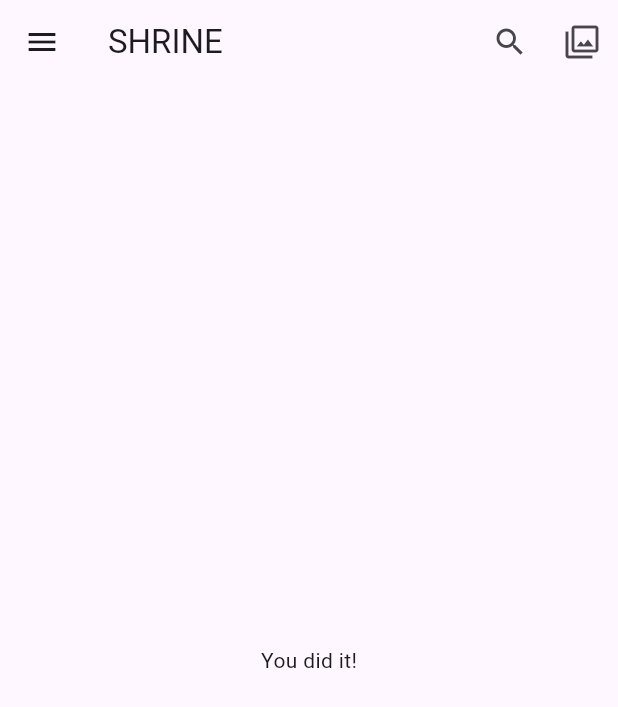
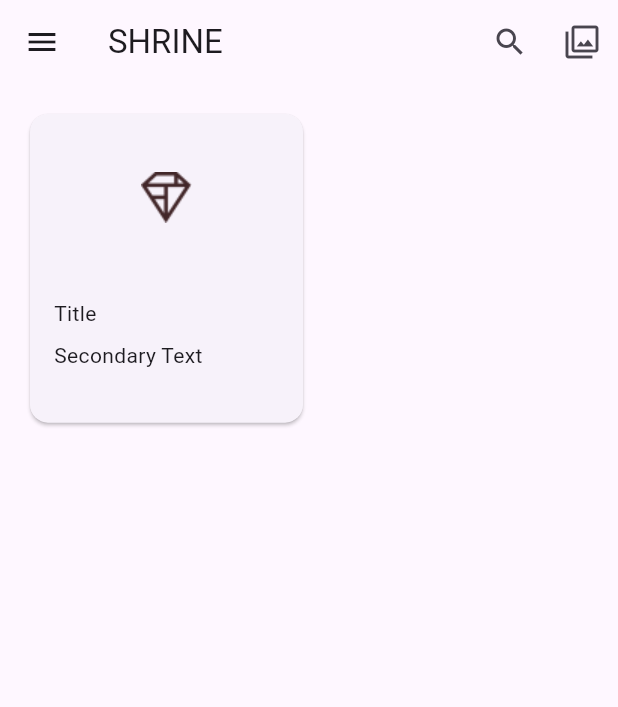
Before and after one commit to anotherlusitano/flutter-codelab-mdc-series, a Flutter app: the HomePage screen opened directly, on a phone screen of 412 x 824 dp. Shown: the top 707 px of the screen. Run offline on Flutter 3.47's test engine with Material 2 defaults, Android fonts, the phone set to English and light mode, and no system bars.

Commit message:
Add card in a gridview

```diff
--- a/lib/home.dart
+++ b/lib/home.dart
@@ -56,9 +56,37 @@ class HomePage extends StatelessWidget {
           ),
         ],
       ),
-      // TODO: Add a grid view (102)
-      body: Center(
-        child: Text('You did it!'),
+      body: GridView.count(
+        crossAxisCount: 2,
+        padding: const EdgeInsets.all(16.0),
+        childAspectRatio: 8.0 / 9.0,
+        children: <Widget>[
+          Card(
+            clipBehavior: Clip.antiAlias,
+            child: Column(
+              crossAxisAlignment: CrossAxisAlignment.start,
+              children: <Widget>[
+                AspectRatio(
+                  aspectRatio: 18.0 / 11.0,
+                  child: Image.asset("assets/diamond.png"),
+                ),
+                Padding(
+                  padding: const EdgeInsets.fromLTRB(16.0, 12.0, 16.0, 8.0),
+                  child: Column(
+                    crossAxisAlignment: CrossAxisAlignment.start,
+                    children: [
+                      Text("Title"),
+                      const SizedBox(
+                        height: 8.0,
+                      ),
+                      Text("Secondary Text"),
+                    ],
+                  ),
+                ),
+              ],
+            ),
+          ),
+        ],
       ),
       resizeToAvoidBottomInset: false,
     );
```
